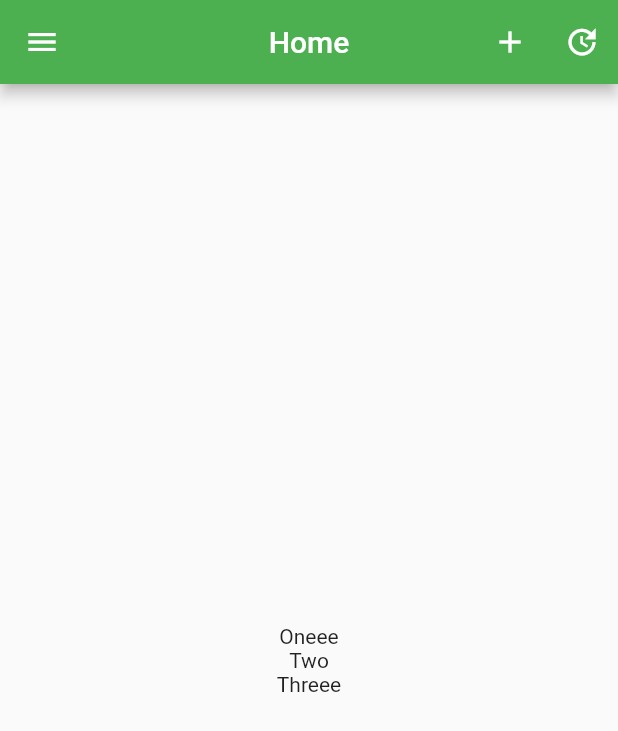
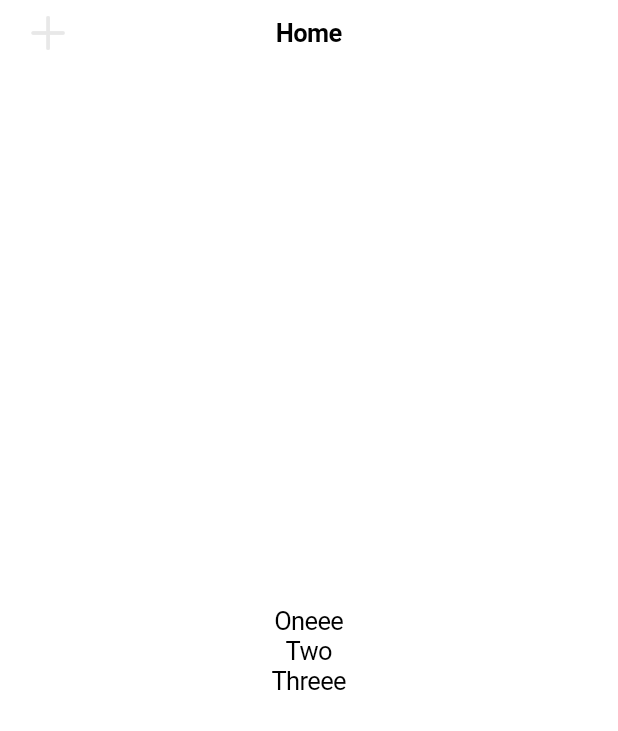
Before and after one commit to code2fly/expenditure_tracking_app, a Flutter app: the screen it shows after launch, on a phone screen of 412 x 824 dp. Shown: the top 731 px of the screen. Run offline on Flutter 3.47's test engine with Material 2 defaults, Android fonts, the phone set to English and light mode, and no system bars.

Commit message:
added sample app using cupertino theme

```diff
--- a/lib/application.dart
+++ b/lib/application.dart
@@ -1,15 +1,17 @@
 import 'package:expenditure_tracking_app/pages/home/home_page.dart';
-import 'package:flutter/material.dart';
+import 'package:flutter/cupertino.dart';
 
 class Application extends StatelessWidget {
   const Application({Key key}) : super(key: key);
 
   @override
   Widget build(BuildContext context) {
-    return MaterialApp(
+    return CupertinoApp(
       title: "Hello Flutter",
-      theme: ThemeData(
-        primarySwatch: Colors.green,
+      theme: CupertinoThemeData(
+        scaffoldBackgroundColor: CupertinoColors.white,
+        barBackgroundColor: CupertinoColors.activeBlue,
+        primaryColor: Color.fromRGBO(232, 232, 232, 1),
       ),
       home: HomePage(),
     );
--- a/lib/pages/home/home_page.dart
+++ b/lib/pages/home/home_page.dart
@@ -1,27 +1,16 @@
+import 'package:flutter/cupertino.dart';
 import 'package:flutter/material.dart';
 
 class HomePage extends StatelessWidget {
   @override
   Widget build(BuildContext context) {
-    return Scaffold(
-      appBar: AppBar(
-        leading: Icon(Icons.menu),
-        title: const Text('Home'),
-        centerTitle: true,
-        actions: [
-          IconButton(
-            icon: Icon(Icons.add),
-            onPressed: () => print('click add'),
-            tooltip: 'add',
-          ),
-          IconButton(
-            icon: Icon(Icons.update),
-            onPressed: () => print('click update'),
-            tooltip: 'update',
-          )
-        ],
+    return CupertinoPageScaffold(
+      navigationBar: CupertinoNavigationBar(
+        // backgroundColor: CupertinoTheme.of(context).primaryColor,
+        leading: Icon(CupertinoIcons.add),
+        middle: Text('Home'),
       ),
-      body: Center(
+      child: Center(
         child: Column(
           mainAxisAlignment: MainAxisAlignment.center,
           children: [
```
Also changed, not shown: 1 other file.
